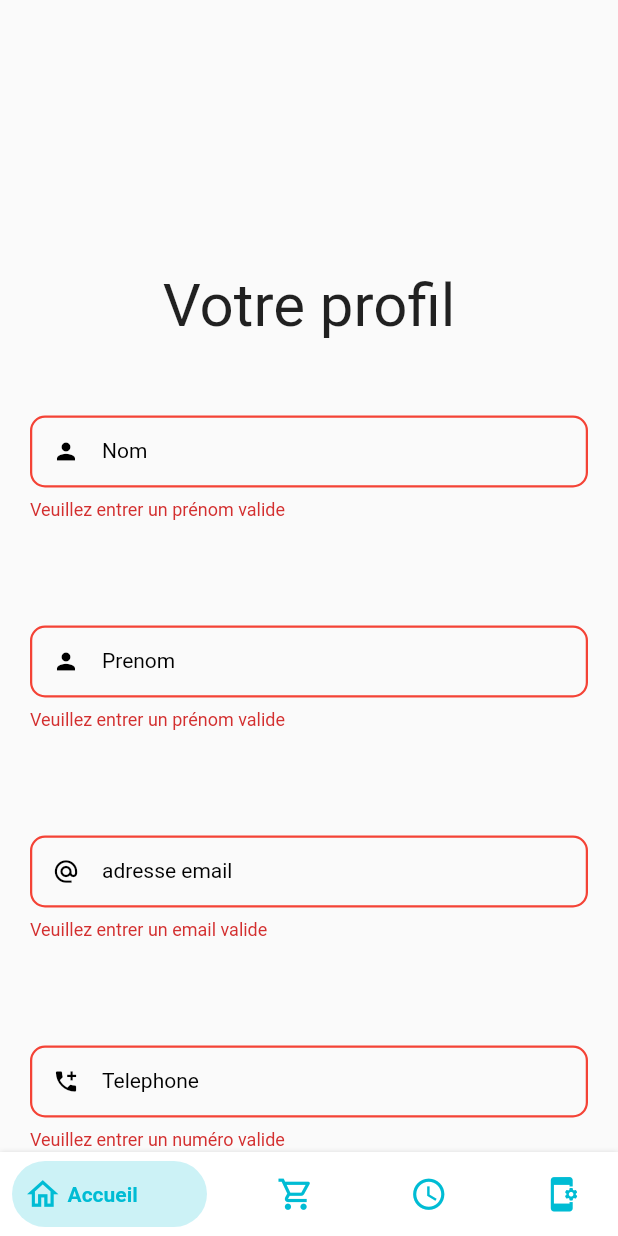
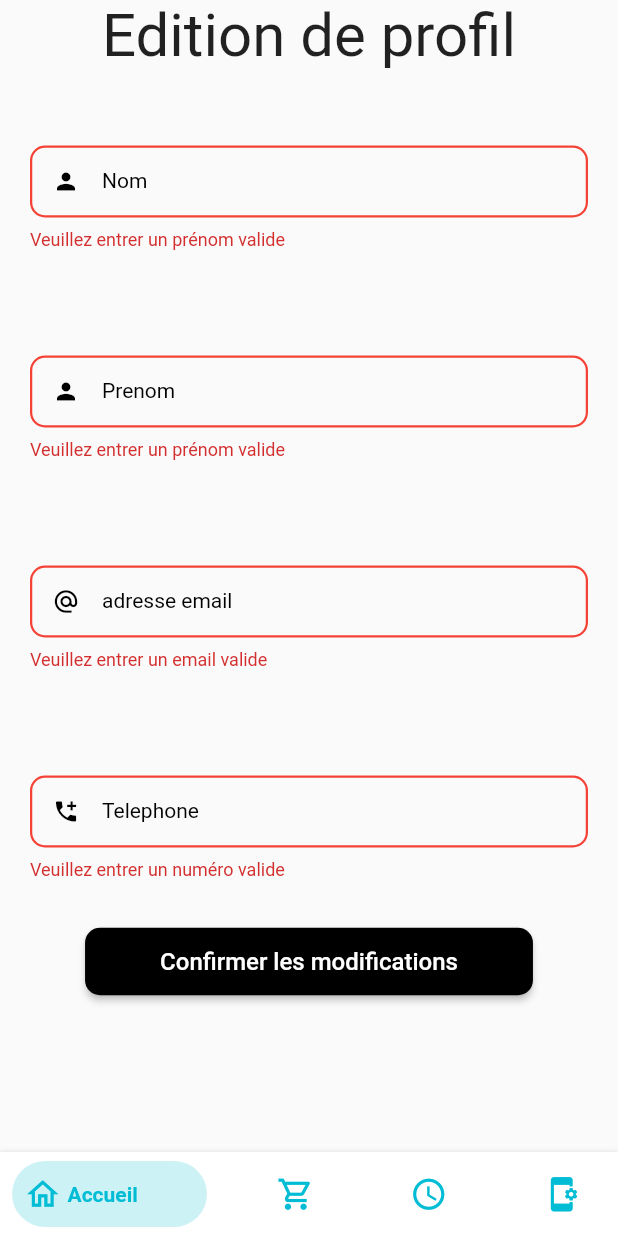
Before and after one commit to juxqq/stage-project-mobile, a Flutter app: the Profile screen opened by its route, after a tap on "Confirmer les modifications", on a phone screen of 412 x 824 dp. Run offline on Flutter 3.47's test engine with Material 2 defaults, Android fonts, the phone set to English and light mode, and no system bars; drawn by our look-alikes of bottom_navy_bar; missing offline and left inert: drop_down_list, flutter_session, flutter_verification_code; accounts and stored records are empty.

Commit message:
Some modifications
- Utilisation du controller dans les views afin d'alléger le code
- Création d'un fichier utils.dart qui servira à mettre des fonctions afin d'éviter la répétition de code
- Amélioration du code

```diff
--- a/lib/main.dart
+++ b/lib/main.dart
@@ -1,6 +1,7 @@
 import 'package:flutter/material.dart';
 import 'package:mobile_app/views/assoc/signup_assoc.dart';
 import 'package:mobile_app/views/auth/settings.dart';
+import 'package:mobile_app/views/auth/test.dart';
 import 'views/auth/profile.dart';
 import 'views/auth/reset.dart';
 import 'views/auth/login.dart';
@@ -30,6 +31,7 @@ class MyApp extends StatelessWidget {
         '/reset': (context) => const ResetPassword(),
         '/signupAssoc': (context) => const SignUpAssoc(),
         '/settings': (context) => const AcceuilProfil(),
+        '/test': (context) => const TestProfile()
       },
       home: FutureBuilder(
         future: UserService.getToken(),
@@ -37,7 +39,7 @@ class MyApp extends StatelessWidget {
           if (snapshot.connectionState == ConnectionState.waiting) {
             return const CircularProgressIndicator();
           } else if (snapshot.hasData) {
-            return const Profile();
+            return const AcceuilProfil();
           } else {
             return const LoginPage();
           }
--- a/lib/models/user.dart
+++ b/lib/models/user.dart
@@ -1,27 +1,19 @@
 class User {
-   final int id;
+  final int id;
   final String name;
   final String firstName;
   final String phone;
   final String mail;
   final String password;
 
-  User(this.id, this.name, this.firstName, this.phone, this.mail, this.password);
+  User(
+      this.id, this.name, this.firstName, this.phone, this.mail, this.password);
 
-  User.fromJson(Map<String, dynamic> json):
-        id = json['id'],
+  User.fromJson(Map<String, dynamic> json)
+      : id = json['id'],
         name = json['name'],
         firstName = json['firstName'],
         phone = json['phoneNumber'],
         mail = json['mail'],
         password = json['password'];
-
-  Map<String, dynamic> toJson() => {
-    'id':id,
-    'name':name,
-    'firstName':firstName,
-    'phone':phone,
-    'mail':mail,
-    'password':password
-  };
 }
--- a/lib/share/dropdown_list.dart
+++ b/lib/share/dropdown_list.dart
@@ -6,10 +6,12 @@ class AppTextField extends StatefulWidget {
   TextEditingController textEditingController = TextEditingController();
   final bool isCitySelected;
   final List<SelectedListItem>? cities;
+  final String text;
   AppTextField({
     required this.textEditingController,
     required this.isCitySelected,
     this.cities,
+    required this.text,
     Key? key,
   }) : super(key: key);
 
@@ -26,7 +28,7 @@ class _AppTextFieldState extends State<AppTextField> {
       DropDown(
         submitButtonText: 'Done',
         submitButtonColor: const Color.fromRGBO(70, 76, 222, 1),
-        bottomSheetTitle: 'Genre',
+        bottomSheetTitle: widget.text,
         searchBackgroundColor: Colors.black12,
         dataList: widget.cities ?? [],
         selectedItems: (List<dynamic> selectedList) {},
@@ -41,7 +43,7 @@ class _AppTextFieldState extends State<AppTextField> {
 
   @override
   Widget build(BuildContext context) {
-    return TextForm(widget.textEditingController, 'Genre', (value) {},
+    return TextForm(widget.textEditingController, widget.text, (value) {},
         Icons.assignment_ind, false, () {
       FocusScope.of(context).unfocus();
       onTextFieldTap();
--- a/lib/views/auth/profile.dart
+++ b/lib/views/auth/profile.dart
@@ -5,6 +5,7 @@ import 'package:mobile_app/services/user_service.dart';
 import 'package:mobile_app/share/bottom_nav_bar.dart';
 import 'package:mobile_app/share/radius_button.dart';
 import 'package:mobile_app/share/text_form.dart';
+import 'package:mobile_app/utils/utils.dart';
 
 class Profile extends StatefulWidget {
   const Profile({Key? key}) : super(key: key);
@@ -45,14 +46,15 @@ class _ProfileState extends State<Profile> {
         resizeToAvoidBottomInset: false,
         body: Form(
             key: _formKey,
+            child: SafeArea(
                 child: SingleChildScrollView(
-                child: Padding(padding: EdgeInsets.symmetric(horizontal: 20), child: Column(
+                    child: Padding(
+                        padding: const EdgeInsets.symmetric(horizontal: 20),
+                        child: Column(
                           mainAxisAlignment: MainAxisAlignment.center,
                           children: [
-                const SizedBox(
-                  height: 180,
-                ),
-                const Text("Votre profil", style: TextStyle(fontSize: 40)),
+                            const Text("Edition de profil",
+                                style: TextStyle(fontSize: 40)),
                             //A modifier avec la requère SQL adapté
 
                             const SizedBox(
@@ -109,46 +111,35 @@ class _ProfileState extends State<Profile> {
                             const SizedBox(height: 10),
                             RadiusButton("Confirmer les modifications", () {
                               if (_formKey.currentState!.validate()) {
-                    UserService.updateUser(
-                            user.id,
-                            user.password,
-                            nameController.text,
-                            firstNameController.text,
-                            phoneController.text,
-                            mailController.text)
-                        .then((value) => {
+                                UserService.updateUser(user.id, {
+                                  "name": nameController.text,
+                                  "firstName": firstNameController.text,
+                                  "phone": phoneController.text,
+                                  "mail": mailController.text,
+                                  "password": user.password
+                                }).then((value) => {
                                       if (value == true)
                                         {
-                                  ScaffoldMessenger.of(context).showSnackBar(
-                                    const SnackBar(
-                                        content:
-                                            Text('Modification réussie !'),
-                                        backgroundColor: Colors.green),
-
-                                  )
+                                          showSnackBar(
+                                              context,
+                                              'Modification réussie !',
+                                              Colors.green)
                                         }
                                       else
                                         {
-                                  ScaffoldMessenger.of(context).showSnackBar(
-                                    const SnackBar(
-                                        content: Text(
-                                            'Modifications impossible pour le moment.'),
-                                        backgroundColor: Colors.red),
-                                  )
+                                          showSnackBar(
+                                              context,
+                                              'Modifications impossible pour le moment.',
+                                              Colors.red)
                                         }
                                     });
                               }
                             }, Colors.black),
                             const SizedBox(
                               height: 20,
-                ),
-
-                RadiusButton("test", () {
-                  // Navigator.pushNamed(context, "/reset");
-                  Navigator.pushNamed(context, "/settings");
-                }, Colors.white),
+                            )
                           ],
-            )))),
+                        ))))),
         bottomNavigationBar: const AppBarWidget());
   }
 }
```
Also changed, not shown: lib/controller/user_controller.dart (+26 -5 lines), lib/services/user_service.dart (+39 -41 lines), lib/utils/utils.dart (added, +8 -0 lines), lib/views/assoc/signup_assoc.dart (+59 -31 lines), lib/views/auth/login.dart (+10 -46 lines), lib/views/auth/reset.dart (+20 -37 lines), lib/views/auth/settings.dart (+11 -9 lines), lib/views/auth/signup.dart (+13 -40 lines), assets/img/arbre.png (added), assets/img/fond-arbre.png (deleted), 1 other file. Lines whose indentation alone changed are shown as unchanged.
